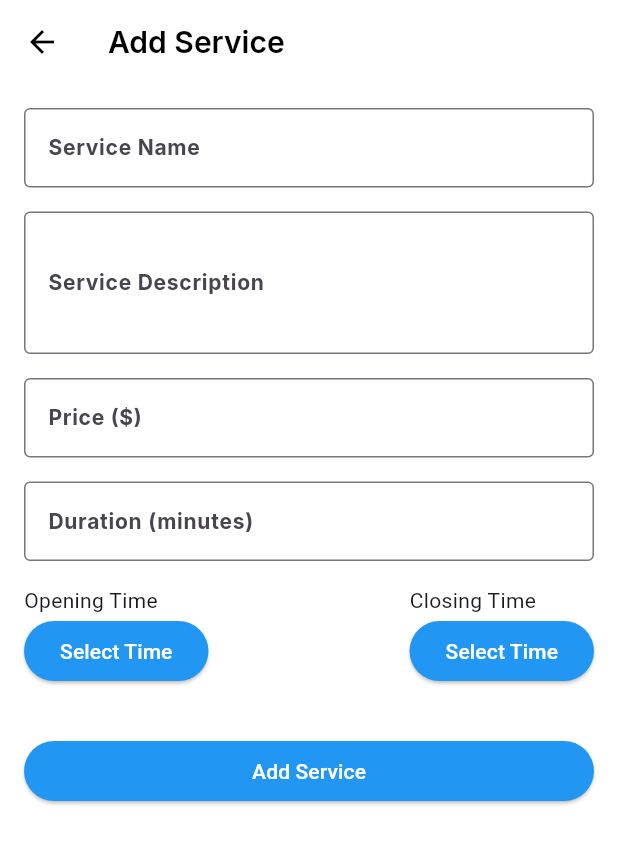
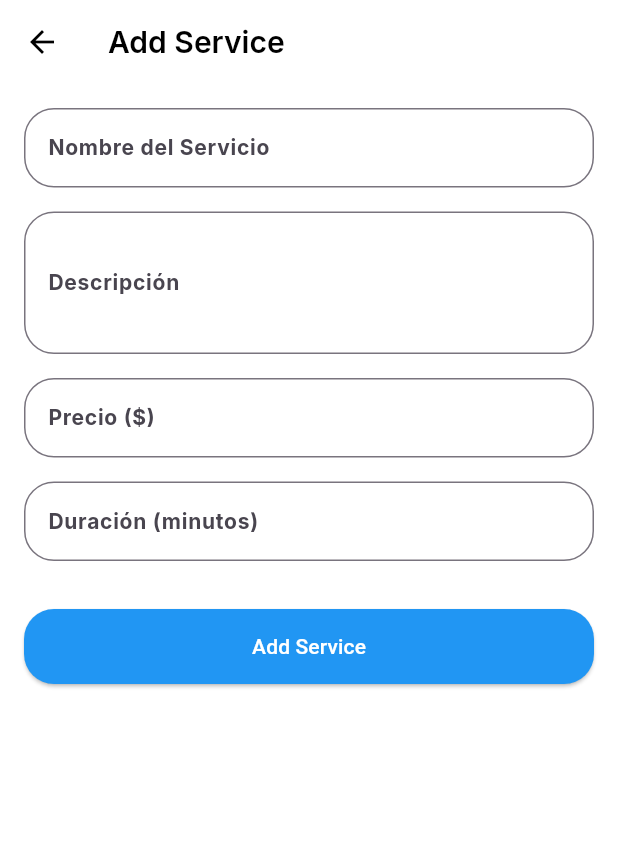
Before and after one commit to AgnerDDiaz/short_time_app, a Flutter app: the AddServiceScreen screen opened by its route, on a phone screen of 412 x 824 dp. Shown: the top 844 px of the screen. Run offline on Flutter 3.47's test engine with Material 3 defaults, Android fonts, the phone set to English and light mode, and no system bars; our stand-ins replace google_fonts, image_picker, table_calendar.

Commit message:
creacion de las pantallas de servicio, de edicion de servicio y manejador de servicios

```diff
--- a/assets/test_data.json
+++ b/assets/test_data.json
@@ -167,42 +167,42 @@
   "availability": [
     {
       "id": 1,
-      "service_id": 1,
+      "user_id": 1,
       "day": "monday",
       "opening_time": "09:00",
       "closing_time": "17:00"
     },
     {
       "id": 2,
-      "service_id": 1,
+      "user_id": 1,
       "day": "tuesday",
       "opening_time": "09:00",
       "closing_time": "17:00"
     },
     {
       "id": 3,
-      "service_id": 2,
+      "user_id": 2,
       "day": "friday",
       "opening_time": "10:00",
       "closing_time": "18:00"
     },
     {
       "id": 4,
-      "service_id": 3,
+      "user_id": 3,
       "day": "thursday",
       "opening_time": "08:00",
       "closing_time": "16:00"
     },
     {
       "id": 5,
-      "service_id": 4,
+      "user_id": 4,
       "day": "saturday",
       "opening_time": "10:00",
       "closing_time": "14:00"
     },
     {
       "id": 6,
-      "service_id": 5,
+      "user_id": 5,
       "day": "wednesday",
       "opening_time": "10:00",
       "closing_time": "18:00"
--- a/lib/main.dart
+++ b/lib/main.dart
@@ -7,6 +7,7 @@ import 'models/tab_manager.dart';
 import 'models/auth_manager.dart'; // Clase para manejar la autenticación
 import 'screens/add_service_screen.dart';
 import 'screens/login_screen.dart'; // Pantalla de Login
+import 'screens/manage_services_screen.dart';
 import 'screens/registro_screen.dart'; // Pantalla de Registro
 import 'screens/forgot_password_screen.dart'; // Importar la pantalla de recuperación de contraseña
 
@@ -64,6 +65,8 @@ class ShortTimeAppState extends State<ShortTimeApp> {
           '/forgotPassword': (context) => ForgotPasswordScreen(), // Ruta añadida para la pantalla de recuperación
           '/register': (context) => RegisterScreen(), // Ruta añadida para el registro
           '/add_service': (context) => AddServiceScreen(), // Agrega esta línea
+          '/manageServices': (context) => ManageServicesScreen(clientId: 1), // Usa un clientId de prueba
+
         },
       ),
     );
--- a/lib/screens/add_service_screen.dart
+++ b/lib/screens/add_service_screen.dart
@@ -1,5 +1,4 @@
 import 'package:flutter/material.dart';
-import 'package:intl/intl.dart';
 
 class AddServiceScreen extends StatefulWidget {
   const AddServiceScreen({Key? key}) : super(key: key);
@@ -15,42 +14,17 @@ class _AddServiceScreenState extends State<AddServiceScreen> {
   final TextEditingController servicePriceController = TextEditingController();
   final TextEditingController serviceDurationController = TextEditingController();
 
-  TimeOfDay? openingTime;
-  TimeOfDay? closingTime;
-
   void _clearFields() {
     serviceNameController.clear();
     serviceDescriptionController.clear();
     servicePriceController.clear();
     serviceDurationController.clear();
-    setState(() {
-      openingTime = null;
-      closingTime = null;
-    });
-  }
-
-  Future<void> _selectTime(BuildContext context, bool isOpeningTime) async {
-    final TimeOfDay? picked = await showTimePicker(
-      context: context,
-      initialTime: TimeOfDay.now(),
-    );
-    if (picked != null) {
-      setState(() {
-        if (isOpeningTime) {
-          openingTime = picked;
-        } else {
-          closingTime = picked;
-        }
-      });
-    }
   }
 
   void _addService() {
     if (_formKey.currentState!.validate()) {
       // Simular el registro del servicio
-      setState(() {
-        _clearFields();
-      });
+      _clearFields();
       ScaffoldMessenger.of(context).showSnackBar(
         const SnackBar(content: Text('Service registered successfully!')),
       );
@@ -78,9 +52,11 @@ class _AddServiceScreenState extends State<AddServiceScreen> {
                 // Nombre del servicio
                 TextFormField(
                   controller: serviceNameController,
-                  decoration: const InputDecoration(
-                    labelText: 'Service Name',
-                    border: OutlineInputBorder(),
+                  decoration: InputDecoration(
+                    labelText: 'Nombre del Servicio',
+                    border: OutlineInputBorder(
+                      borderRadius: BorderRadius.circular(20),
+                    ),
                   ),
                   validator: (value) {
                     if (value == null || value.isEmpty) {
@@ -97,9 +73,11 @@ class _AddServiceScreenState extends State<AddServiceScreen> {
                 // Descripción del servicio
                 TextFormField(
                   controller: serviceDescriptionController,
-                  decoration: const InputDecoration(
-                    labelText: 'Service Description',
-                    border: OutlineInputBorder(),
+                  decoration: InputDecoration(
+                    labelText: 'Descripción',
+                    border: OutlineInputBorder(
+                      borderRadius: BorderRadius.circular(20),
+                    ),
                   ),
                   maxLines: 3,
                   validator: (value) {
@@ -118,9 +96,11 @@ class _AddServiceScreenState extends State<AddServiceScreen> {
                 TextFormField(
                   controller: servicePriceController,
                   keyboardType: TextInputType.number,
-                  decoration: const InputDecoration(
-                    labelText: 'Price (\$)',
-                    border: OutlineInputBorder(),
+                  decoration: InputDecoration(
+                    labelText: 'Precio (\$)',
+                    border: OutlineInputBorder(
+                      borderRadius: BorderRadius.circular(20),
+                    ),
                   ),
                   validator: (value) {
                     if (value == null || value.isEmpty) {
@@ -139,9 +119,11 @@ class _AddServiceScreenState extends State<AddServiceScreen> {
                 TextFormField(
                   controller: serviceDurationController,
                   keyboardType: TextInputType.number,
-                  decoration: const InputDecoration(
-                    labelText: 'Duration (minutes)',
-                    border: OutlineInputBorder(),
+                  decoration: InputDecoration(
+                    labelText: 'Duración (minutos)',
+                    border: OutlineInputBorder(
+                      borderRadius: BorderRadius.circular(20),
+                    ),
                   ),
                   validator: (value) {
                     if (value == null || value.isEmpty) {
@@ -154,50 +136,6 @@ class _AddServiceScreenState extends State<AddServiceScreen> {
                     return null;
                   },
                 ),
-                const SizedBox(height: 16.0),
-
-                // Tiempo de apertura y cierre
-                Row(
-                  mainAxisAlignment: MainAxisAlignment.spaceBetween,
-                  children: [
-                    Column(
-                      crossAxisAlignment: CrossAxisAlignment.start,
-                      children: [
-                        const Text('Opening Time'),
-                        ElevatedButton(
-                          onPressed: () => _selectTime(context, true),
-                          style: ElevatedButton.styleFrom(
-                            backgroundColor: Colors.blue,
-                          ),
-                          child: Text(
-                            openingTime == null
-                                ? 'Select Time'
-                                : openingTime!.format(context),
-                            style: const TextStyle(color: Colors.white),
-                          ),
-                        ),
-                      ],
-                    ),
-                    Column(
-                      crossAxisAlignment: CrossAxisAlignment.start,
-                      children: [
-                        const Text('Closing Time'),
-                        ElevatedButton(
-                          onPressed: () => _selectTime(context, false),
-                          style: ElevatedButton.styleFrom(
-                            backgroundColor: Colors.blue,
-                          ),
-                          child: Text(
-                            closingTime == null
-                                ? 'Select Time'
-                                : closingTime!.format(context),
-                            style: const TextStyle(color: Colors.white),
-                          ),
-                        ),
-                      ],
-                    ),
-                  ],
-                ),
                 const SizedBox(height: 32.0),
 
                 // Botón de agregar servicio
@@ -207,6 +145,10 @@ class _AddServiceScreenState extends State<AddServiceScreen> {
                     onPressed: _addService,
                     style: ElevatedButton.styleFrom(
                       backgroundColor: Colors.blue,
+                      minimumSize: const Size(double.infinity, 50),
+                      shape: RoundedRectangleBorder(
+                        borderRadius: BorderRadius.circular(20),
+                      ),
                     ),
                     child: const Text('Add Service',
                         style: TextStyle(color: Colors.white)),
```
Also changed, not shown: lib/screens/edit_service_screen.dart (added, +181 -0 lines), lib/screens/manage_services_screen.dart (added, +132 -0 lines), lib/screens/profile.dart (+17 -26 lines).
